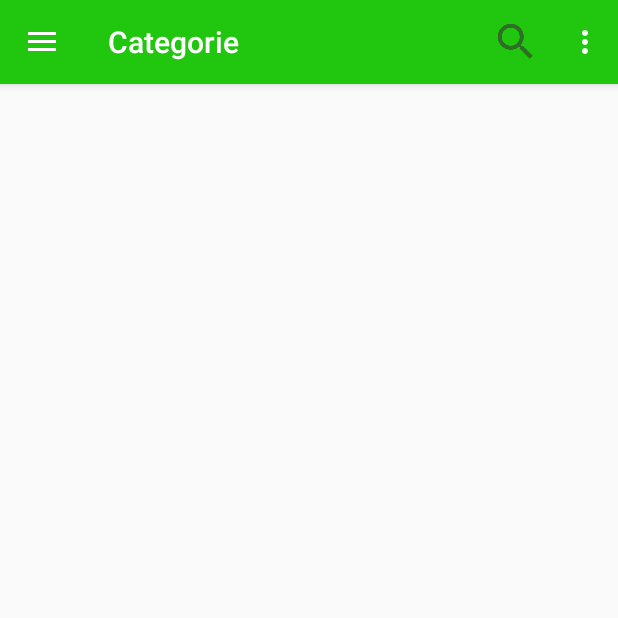
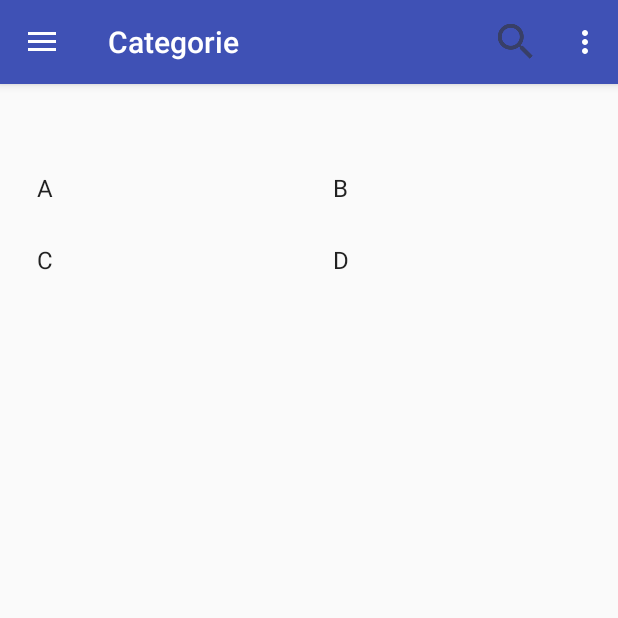
Before and after one commit to StandardInd/StdRvw, an Android app: the activity_categorie screen opened directly, with no data from a screen before it, after a tap on "Home", on a phone screen of 412 x 824 dp, the top half of it. Run offline under Robolectric (Android 15) with nearby library versions, the phone set to English and light mode, and no system bars; 1 other tap on this screen came first.

Commit message:
categorie v1.2

```diff
--- a/app/src/main/java/stdind/standardreview/activity_categorie.java
+++ b/app/src/main/java/stdind/standardreview/activity_categorie.java
@@ -13,6 +13,11 @@ import android.support.v7.app.AppCompatActivity;
 import android.support.v7.widget.Toolbar;
 import android.view.Menu;
 import android.view.MenuItem;
+import android.widget.ArrayAdapter;
+import android.widget.GridView;
+import java.lang.reflect.Array;
+import java.util.ArrayList;
+import android.widget.AdapterView;
 
 public class activity_categorie extends AppCompatActivity
         implements NavigationView.OnNavigationItemSelectedListener {
@@ -23,19 +28,27 @@ public class activity_categorie extends AppCompatActivity
         setContentView(R.layout.activity_categorie);
         Toolbar toolbar = (Toolbar) findViewById(R.id.toolbar);
         setSupportActionBar(toolbar);
-        DrawerLayout drawer = (DrawerLayout) findViewById(R.id.drawer_layout);
+        DrawerLayout drawer = (DrawerLayout) findViewById(R.id.drawer_layout_cat);
         ActionBarDrawerToggle toggle = new ActionBarDrawerToggle(
                 this, drawer, toolbar, R.string.navigation_drawer_open, R.string.navigation_drawer_close);
         drawer.addDrawerListener(toggle);
         toggle.syncState();
+        NavigationView navigationView = (NavigationView) findViewById(R.id.nav_view_cat);
+        navigationView.setNavigationItemSelectedListener(this);
 
-        NavigationView navigationView = (NavigationView) findViewById(R.id.nav_view);
-        navigationView.setNavigationItemSelectedListener(this);
+        String[] Categorie = new String[]{"A","B","C","D"};
+        ArrayList<String> lista = new ArrayList<String>();
+        for(int i = 0; i < Categorie.length; i++){
+            lista.add(Categorie[i]);
+        }
+        final GridView GV = (GridView) findViewById(R.id.categorie_dynamic);
+        ArrayAdapter<String> adattatore = new ArrayAdapter<String>(this,android.R.layout.simple_list_item_1, lista);
+        GV.setAdapter(adattatore);
     }
 
     @Override
     public void onBackPressed() {
-        DrawerLayout drawer = (DrawerLayout) findViewById(R.id.drawer_layout);
+        DrawerLayout drawer = (DrawerLayout) findViewById(R.id.drawer_layout_cat);
         if (drawer.isDrawerOpen(GravityCompat.START)) {
             drawer.closeDrawer(GravityCompat.START);
         } else {
@@ -85,7 +98,7 @@ public class activity_categorie extends AppCompatActivity
 
         }
 
-        DrawerLayout drawer = (DrawerLayout) findViewById(R.id.drawer_layout);
+        DrawerLayout drawer = (DrawerLayout) findViewById(R.id.drawer_layout_cat);
         drawer.closeDrawer(GravityCompat.START);
         return true;
     }
--- a/app/src/main/res/layout/activity_categorie.xml
+++ b/app/src/main/res/layout/activity_categorie.xml
@@ -2,25 +2,25 @@
 <android.support.v4.widget.DrawerLayout xmlns:android="http://schemas.android.com/apk/res/android"
     xmlns:app="http://schemas.android.com/apk/res-auto"
     xmlns:tools="http://schemas.android.com/tools"
-    android:id="@+id/drawer_layout"
+    android:id="@+id/drawer_layout_cat"
     android:layout_width="match_parent"
     android:layout_height="match_parent"
     android:fitsSystemWindows="true"
     tools:openDrawer="start">
 
     <include
-        layout="@layout/app_bar_main"
+        layout="@layout/app_bar_activity_categorie"
         android:layout_width="wrap_content"
         android:layout_height="wrap_content" />
 
     <android.support.design.widget.NavigationView
-        android:id="@+id/nav_view"
+        android:id="@+id/nav_view_cat"
         android:layout_width="wrap_content"
         android:layout_height="match_parent"
         android:layout_gravity="start"
         android:fitsSystemWindows="true"
         app:headerLayout="@layout/nav_header_main"
-        app:menu="@menu/activity_main_drawer" >
+        app:menu="@menu/activity_main_drawer">
 
     </android.support.design.widget.NavigationView>
 
--- a/app/src/main/res/layout/activity_main.xml
+++ b/app/src/main/res/layout/activity_main.xml
@@ -10,8 +10,8 @@
 
     <include
         layout="@layout/app_bar_main"
-        android:layout_width="match_parent"
-        android:layout_height="match_parent" />
+        android:layout_width="wrap_content"
+        android:layout_height="wrap_content" />
 
     <android.support.design.widget.NavigationView
         android:id="@+id/nav_view"
@@ -20,6 +20,8 @@
         android:layout_gravity="start"
         android:fitsSystemWindows="true"
         app:headerLayout="@layout/nav_header_main"
-        app:menu="@menu/activity_main_drawer" />
+        app:menu="@menu/activity_main_drawer">
+
+    </android.support.design.widget.NavigationView>
 
 </android.support.v4.widget.DrawerLayout>
--- a/app/src/main/res/layout/content_activity_categorie.xml
+++ b/app/src/main/res/layout/content_activity_categorie.xml
@@ -9,8 +9,13 @@
     tools:showIn="@layout/app_bar_activity_categorie">
 
     <GridView
+        android:id="@+id/categorie_dynamic"
         android:layout_width="395dp"
         android:layout_height="678dp"
-        tools:layout_editor_absoluteX="8dp"
-        tools:layout_editor_absoluteY="8dp" />
+        android:numColumns="auto_fit"
+        app:layout_constraintBottom_toBottomOf="parent"
+        app:layout_constraintEnd_toEndOf="parent"
+        app:layout_constraintHorizontal_bias="0.5"
+        app:layout_constraintStart_toStartOf="parent"
+        app:layout_constraintTop_toTopOf="parent" />
 </android.support.constraint.ConstraintLayout>
```
